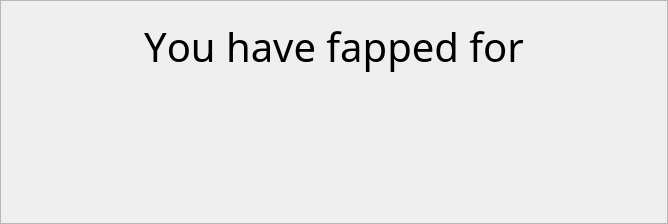
First picture: the form in MediaManager/src/QtClasses/UI/Form Files/StatsDialog.ui, repository PaunescuAndrei/MediaManager, before the edit.
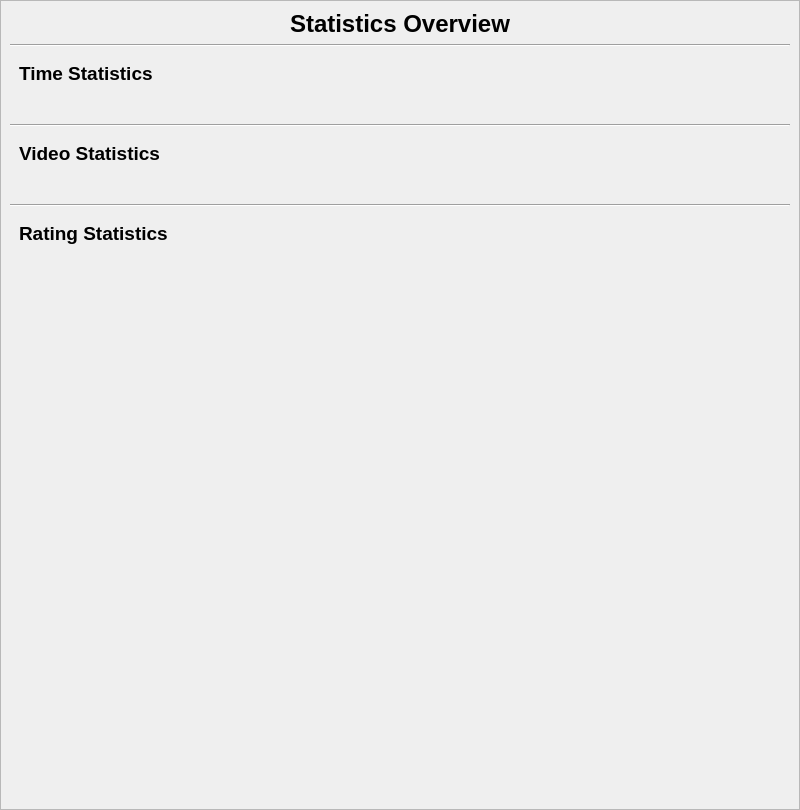
Second picture: the form after the edit.

Commit message:
Refactor StatsDialog and VideoWatcherQt to enhance statistics tracking and display
- Implemented detailed statistics setup in StatsDialog for time, video, and rating metrics.
- Added methods to increment daily watched time and session time in VideoWatcherQt.
- Updated sqliteDB to support new statistics tracking features, including video counts and rating distributions.
- Enhanced UI layout for better presentation of statistics.

The edit to the form file:
```diff
--- a/MediaManager/src/QtClasses/UI/Form Files/StatsDialog.ui
+++ b/MediaManager/src/QtClasses/UI/Form Files/StatsDialog.ui
@@ -6,12 +6,12 @@
    <rect>
     <x>0</x>
     <y>0</y>
-    <width>668</width>
-    <height>224</height>
+    <width>800</width>
+    <height>810</height>
    </rect>
   </property>
   <property name="windowTitle">
-   <string>Stats</string>
+   <string>Statistics</string>
   </property>
   <layout class="QVBoxLayout" name="verticalLayout">
    <property name="spacing">
@@ -31,12 +31,6 @@
    </property>
    <item>
     <widget class="QScrollArea" name="scrollArea">
-     <property name="layoutDirection">
-      <enum>Qt::LeftToRight</enum>
-     </property>
-     <property name="horizontalScrollBarPolicy">
-      <enum>Qt::ScrollBarAlwaysOff</enum>
-     </property>
      <property name="widgetResizable">
       <bool>true</bool>
      </property>
@@ -45,152 +39,129 @@
        <rect>
         <x>0</x>
         <y>0</y>
-        <width>666</width>
-        <height>222</height>
+        <width>798</width>
+        <height>808</height>
        </rect>
       </property>
       <layout class="QVBoxLayout" name="verticalLayout_2">
        <item>
-        <widget class="QWidget" name="time_container" native="true">
-         <property name="sizePolicy">
-          <sizepolicy hsizetype="Preferred" vsizetype="Preferred">
-           <horstretch>0</horstretch>
-           <verstretch>0</verstretch>
-          </sizepolicy>
+        <widget class="QLabel" name="title_label">
+         <property name="font">
+          <font>
+           <pointsize>18</pointsize>
+           <bold>true</bold>
+          </font>
          </property>
-         <layout class="QVBoxLayout" name="verticalLayout_3">
+         <property name="text">
+          <string>Statistics Overview</string>
+         </property>
+         <property name="alignment">
+          <set>Qt::AlignmentFlag::AlignCenter</set>
+         </property>
+        </widget>
+       </item>
+       <item>
+        <widget class="Line" name="line">
+         <property name="orientation">
+          <enum>Qt::Orientation::Horizontal</enum>
+         </property>
+        </widget>
+       </item>
+       <item>
+        <widget class="QWidget" name="time_stats_container" native="true">
+         <layout class="QVBoxLayout" name="time_stats_layout">
           <item>
-           <spacer name="verticalSpacer">
-            <property name="orientation">
-             <enum>Qt::Vertical</enum>
+           <widget class="QLabel" name="time_stats_title">
+            <property name="font">
+             <font>
+              <pointsize>14</pointsize>
+              <bold>true</bold>
+             </font>
             </property>
-            <property name="sizeType">
-             <enum>QSizePolicy::Preferred</enum>
+            <property name="text">
+             <string>Time Statistics</string>
             </property>
-            <property name="sizeHint" stdset="0">
-             <size>
-              <width>0</width>
-              <height>0</height>
-             </size>
-            </property>
-           </spacer>
+           </widget>
           </item>
           <item>
-           <widget class="QLabel" name="time_message_label">
-            <property name="sizePolicy">
-             <sizepolicy hsizetype="Preferred" vsizetype="Maximum">
-              <horstretch>0</horstretch>
-              <verstretch>0</verstretch>
-             </sizepolicy>
-            </property>
+           <widget class="QWidget" name="time_grid_container" native="true">
+            <layout class="QGridLayout" name="time_grid_layout"/>
+           </widget>
+          </item>
+         </layout>
+        </widget>
+       </item>
+       <item>
+        <widget class="Line" name="line_2">
+         <property name="orientation">
+          <enum>Qt::Orientation::Horizontal</enum>
+         </property>
+        </widget>
+       </item>
+       <item>
+        <widget class="QWidget" name="video_stats_container" native="true">
+         <layout class="QVBoxLayout" name="video_stats_layout">
+          <item>
+           <widget class="QLabel" name="video_stats_title">
             <property name="font">
              <font>
-              <family>Euphorigenic</family>
-              <pointsize>30</pointsize>
-              <kerning>false</kerning>
+              <pointsize>14</pointsize>
+              <bold>true</bold>
              </font>
             </property>
             <property name="text">
-             <string>You have fapped for</string>
+             <string>Video Statistics</string>
             </property>
-            <property name="textFormat">
-             <enum>Qt::AutoText</enum>
-            </property>
-            <property name="alignment">
-             <set>Qt::AlignCenter</set>
-            </property>
            </widget>
           </item>
           <item>
-           <widget class="QLabel" name="time_placeholder_label">
-            <property name="sizePolicy">
-             <sizepolicy hsizetype="Preferred" vsizetype="Maximum">
-              <horstretch>0</horstretch>
-              <verstretch>0</verstretch>
-             </sizepolicy>
-            </property>
+           <widget class="QWidget" name="video_grid_container" native="true">
+            <layout class="QGridLayout" name="video_grid_layout"/>
+           </widget>
+          </item>
+         </layout>
+        </widget>
+       </item>
+       <item>
+        <widget class="Line" name="line_3">
+         <property name="orientation">
+          <enum>Qt::Orientation::Horizontal</enum>
+         </property>
+        </widget>
+       </item>
+       <item>
+        <widget class="QWidget" name="rating_stats_container" native="true">
+         <layout class="QVBoxLayout" name="rating_stats_layout">
+          <item>
+           <widget class="QLabel" name="rating_stats_title">
             <property name="font">
              <font>
-              <family>Euphorigenic</family>
-              <pointsize>22</pointsize>
-              <kerning>false</kerning>
+              <pointsize>14</pointsize>
+              <bold>true</bold>
              </font>
             </property>
             <property name="text">
-             <string/>
+             <string>Rating Statistics</string>
             </property>
-            <property name="alignment">
-             <set>Qt::AlignCenter</set>
-            </property>
            </widget>
           </item>
           <item>
-           <spacer name="verticalSpacer_2">
-            <property name="orientation">
-             <enum>Qt::Vertical</enum>
-            </property>
-            <property name="sizeType">
-             <enum>QSizePolicy::Preferred</enum>
-            </property>
-            <property name="sizeHint" stdset="0">
-             <size>
-              <width>0</width>
-              <height>0</height>
-             </size>
-            </property>
-           </spacer>
+           <widget class="QWidget" name="rating_grid_container" native="true">
+            <layout class="QGridLayout" name="rating_grid_layout"/>
+           </widget>
           </item>
+          <item>
+           <widget class="QWidget" name="rating_distribution_container" native="true">
+            <layout class="QGridLayout" name="rating_distribution_layout"/>
+           </widget>
+          </item>
          </layout>
         </widget>
        </item>
        <item>
-        <layout class="QHBoxLayout" name="horizontalLayout">
-         <property name="spacing">
-          <number>0</number>
-         </property>
-         <item>
-          <spacer name="horizontalSpacer_2">
-           <property name="orientation">
-            <enum>Qt::Horizontal</enum>
-           </property>
-           <property name="sizeType">
-            <enum>QSizePolicy::Expanding</enum>
-           </property>
-           <property name="sizeHint" stdset="0">
-            <size>
-             <width>0</width>
-             <height>0</height>
-            </size>
-           </property>
-          </spacer>
-         </item>
-         <item>
-          <widget class="QWidget" name="stats_container" native="true">
-           <layout class="QVBoxLayout" name="verticalLayout_4"/>
-          </widget>
-         </item>
-         <item>
-          <spacer name="horizontalSpacer">
-           <property name="orientation">
-            <enum>Qt::Horizontal</enum>
-           </property>
-           <property name="sizeType">
-            <enum>QSizePolicy::Expanding</enum>
-           </property>
-           <property name="sizeHint" stdset="0">
-            <size>
-             <width>0</width>
-             <height>0</height>
-            </size>
-           </property>
-          </spacer>
-         </item>
-        </layout>
-       </item>
-       <item>
-        <spacer name="verticalSpacer_3">
+        <spacer name="verticalSpacer">
          <property name="orientation">
-          <enum>Qt::Vertical</enum>
+          <enum>Qt::Orientation::Vertical</enum>
          </property>
          <property name="sizeHint" stdset="0">
           <size>
```
The commit also changes 7 other files.
